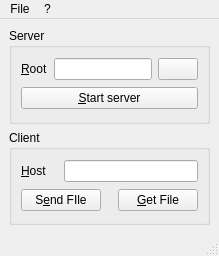
teknoraver/qtftp, file qtftpguiwidget.ui: the form before one commit.
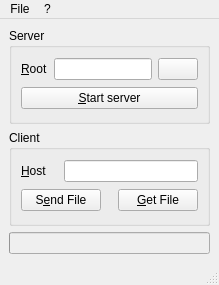
The form after the commit. Icons and pictures are not drawn.

Diff of the .ui file:
```diff
--- a/qtftpguiwidget.ui
+++ b/qtftpguiwidget.ui
@@ -7,7 +7,7 @@
     <x>0</x>
     <y>0</y>
     <width>219</width>
-    <height>256</height>
+    <height>285</height>
    </rect>
   </property>
   <property name="windowTitle">
@@ -78,7 +78,7 @@
        <item row="1" column="0" colspan="2">
         <widget class="QPushButton" name="put">
          <property name="text">
-          <string>S&amp;end FIle</string>
+          <string>S&amp;end File</string>
          </property>
          <property name="icon">
           <iconset resource="qtftpgui.qrc">
@@ -113,6 +113,13 @@
       </layout>
      </widget>
     </item>
+    <item>
+     <widget class="QProgressBar" name="progressBar">
+      <property name="enabled">
+       <bool>false</bool>
+      </property>
+     </widget>
+    </item>
    </layout>
   </widget>
   <widget class="QMenuBar" name="menubar">
```
